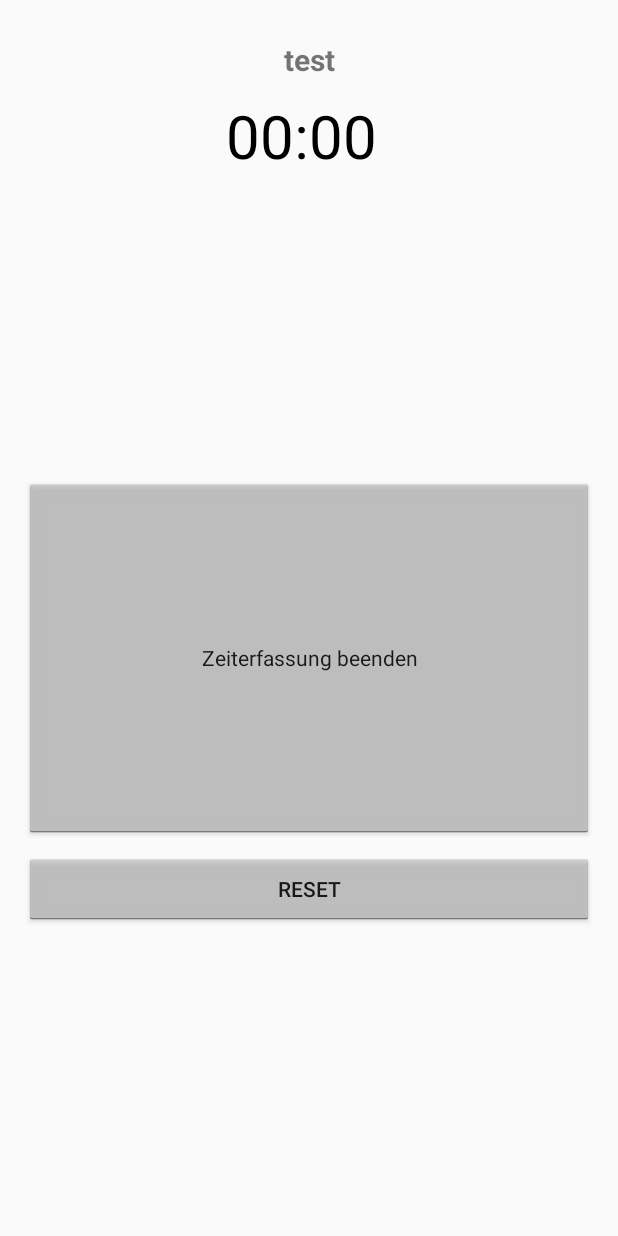
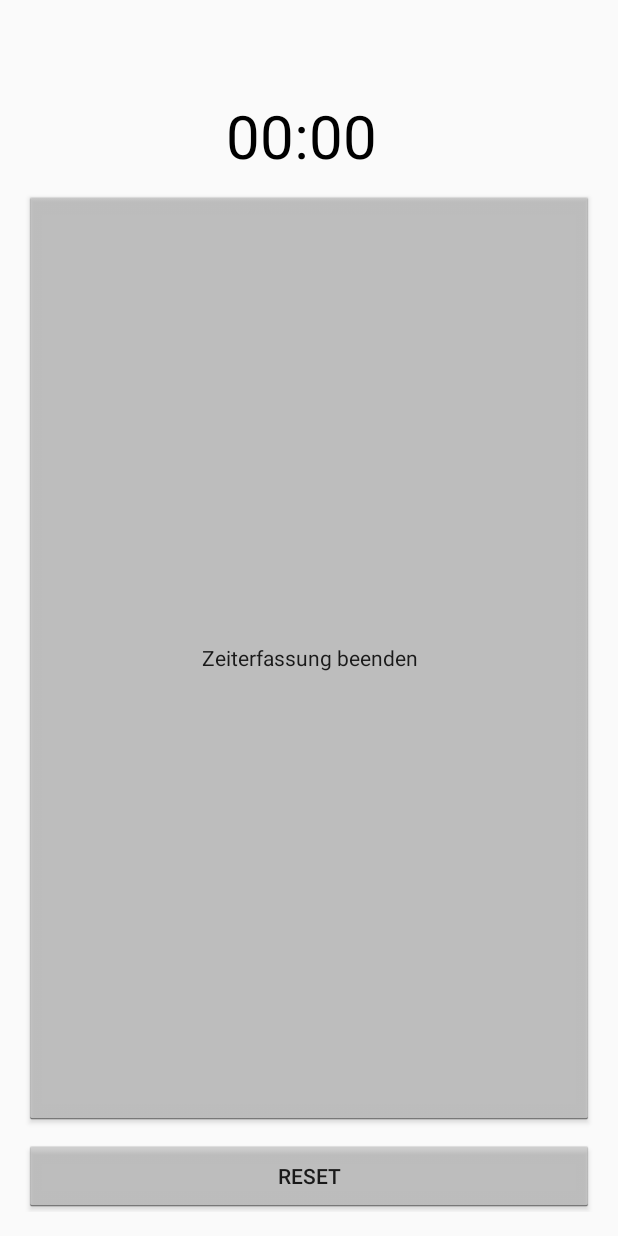
Before and after one commit to sbley/Projectiler, an Android app: the layout fragment_main.xml on its own in the app's theme, with its tools: preview values and no code run, on a phone screen of 412 x 824 dp. Run offline under Robolectric (Android 15) with nearby library versions, the phone set to English and light mode, and no system bars; network calls fail.

Commit message:
Chronometer eingebaut in App

```diff
--- a/ProjectilerApp/Projectiler/app/src/main/java/de/saxsys/android/projectiler/app/MainActivity.java
+++ b/ProjectilerApp/Projectiler/app/src/main/java/de/saxsys/android/projectiler/app/MainActivity.java
@@ -383,11 +383,13 @@ public class MainActivity extends ActionBarActivity
                 rlContainer.setVisibility(View.GONE);
                 rlContainerNotStarted.setVisibility(View.VISIBLE);
                 rlOtherProject.setVisibility(View.GONE);
+                chronometer.setVisibility(View.INVISIBLE);
             }else if(projectiler.getStartDate(getActivity().getApplicationContext()) != null && !projectiler.getProjectName(getActivity().getApplicationContext()).equals(projectName)){
                 // ein anderes Projekt wurde schon gestartet
                 rlContainer.setVisibility(View.GONE);
                 rlContainerNotStarted.setVisibility(View.GONE);
                 tvProject.setVisibility(View.GONE);
+                chronometer.setVisibility(View.INVISIBLE);
                 TextView tvOtherProjectSelected = (TextView) rootView.findViewById(R.id.tvOtherProjectSelected);
 
                 tvOtherProjectSelected.setText("Es wurde eine Buchung für das Project " + projectiler.getProjectName(getActivity().getApplicationContext()) + " gestartet");
--- a/ProjectilerApp/Projectiler/app/src/main/res/layout/fragment_main.xml
+++ b/ProjectilerApp/Projectiler/app/src/main/res/layout/fragment_main.xml
@@ -60,7 +60,7 @@
         android:layout_below="@+id/chronometer">
         <Button
             android:layout_width="match_parent"
-            android:layout_height="240dp"
+            android:layout_height="220dp"
             android:text="Zeiterfassung starten"
             android:id="@+id/btnStart"
             android:visibility="gone"
@@ -71,28 +71,29 @@
 
         <Button
             android:layout_width="match_parent"
-            android:layout_height="240dp"
+            android:layout_height="220dp"
             android:text="Zeiterfassung beenden"
             android:id="@+id/btnStop"
             style="@style/StopButton"
             android:background="@drawable/stopbutton_btn_default_holo_light"
-            android:layout_below="@+id/btnStart"
             android:layout_alignParentLeft="true"
-            android:layout_alignParentStart="true" />
+            android:layout_alignParentStart="true"
+            android:layout_alignParentTop="true"
+            android:layout_marginBottom="10dp"
+            android:layout_above="@+id/btnReset" />
 
         <Button
             android:layout_width="wrap_content"
             android:layout_height="wrap_content"
             android:text="Reset"
             android:visibility="visible"
-            android:layout_marginTop="10dp"
             android:background="@drawable/resetbutton_btn_default_holo_light"
             android:id="@+id/btnReset"
-            android:layout_below="@+id/btnStop"
+            android:layout_alignParentBottom="true"
+            android:layout_alignParentLeft="true"
+            android:layout_alignParentStart="true"
             android:layout_alignParentRight="true"
-            android:layout_alignParentEnd="true"
-            android:layout_alignParentLeft="true"
-            android:layout_alignParentStart="true" />
+            android:layout_alignParentEnd="true" />
 
 
 
@@ -103,7 +104,6 @@
     <TextView
         android:id="@+id/section_label"
         android:layout_width="wrap_content"
-        android:text="test"
         android:textStyle="bold"
         android:textSize="20sp"
         android:layout_margin="10dp"
```
Also changed, not shown: ProjectilerApp/Projectiler/app/src/main/res/layout/projectiler_app_widget.xml (+2 -5 lines).
